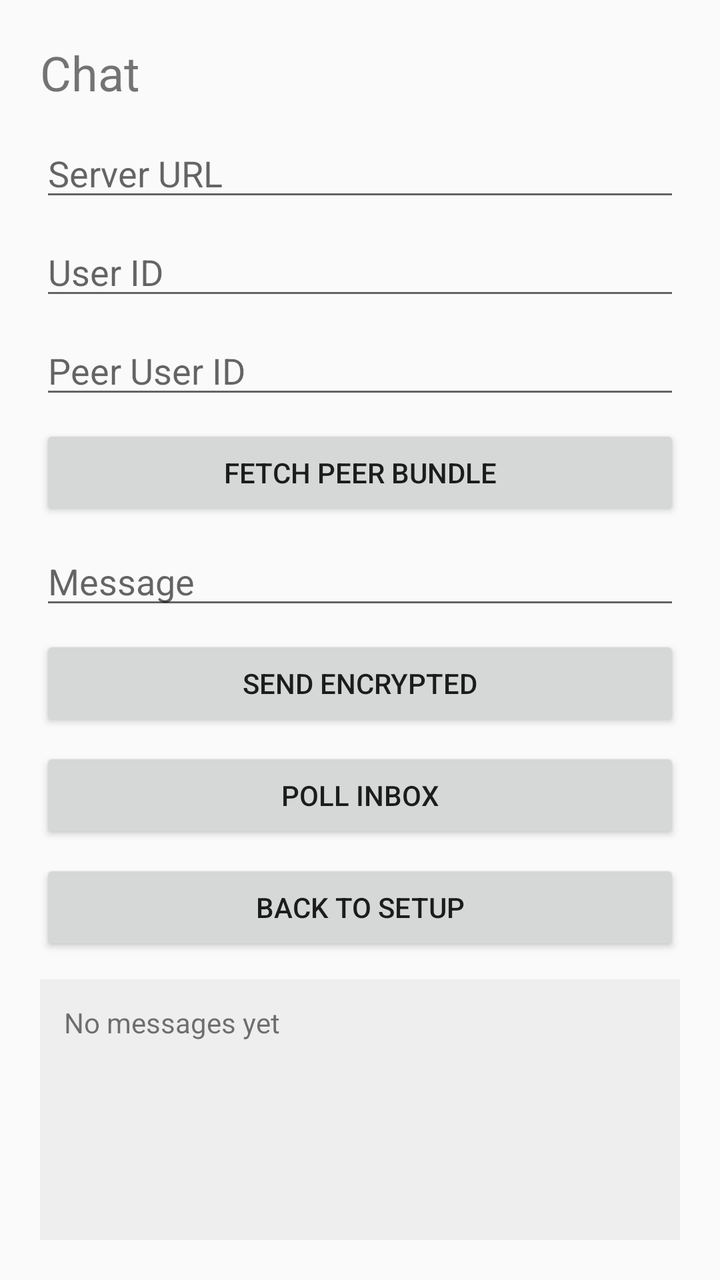
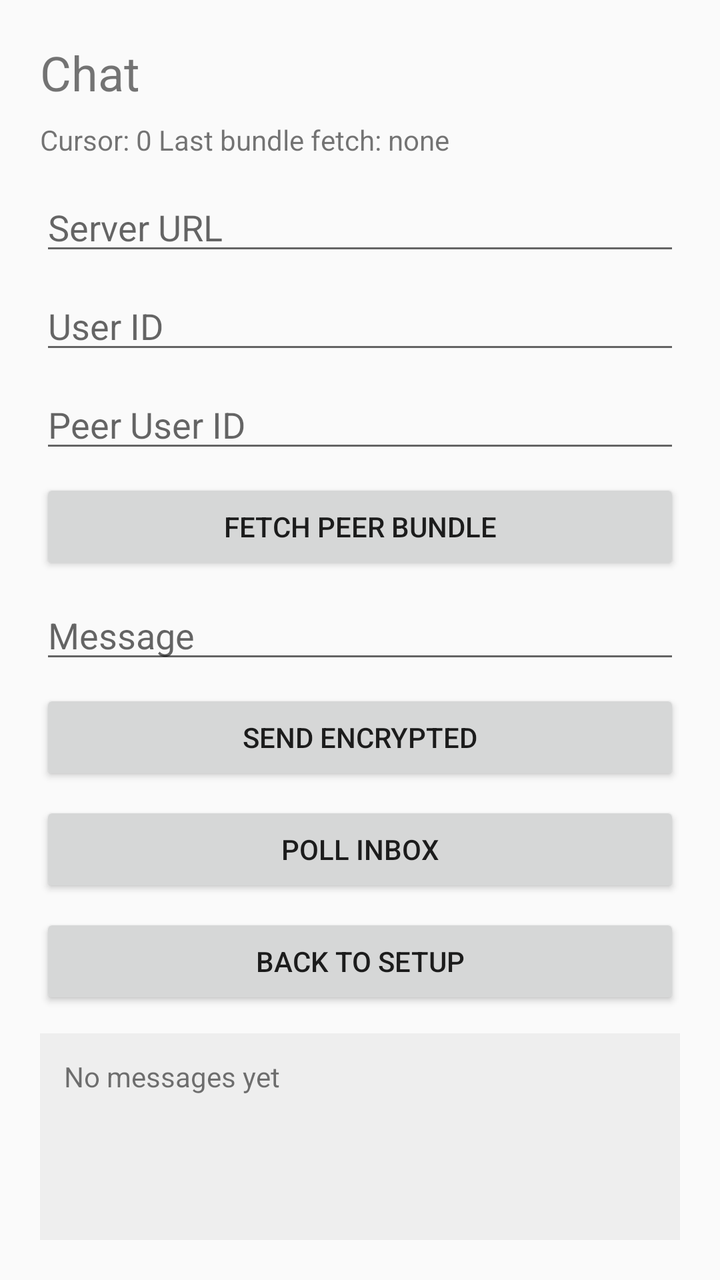

An Android layout rendered at two revisions. The XML below is the earlier revision; the diff shows what the commit changed to produce the second picture.
<!-- AndroidManifest.xml: application theme Theme.AppCompat.Light.NoActionBar -->
<!-- res/layout/activity_chat.xml -->
<?xml version="1.0" encoding="utf-8"?>
<LinearLayout xmlns:android="http://schemas.android.com/apk/res/android"
    android:layout_width="match_parent"
    android:layout_height="match_parent"
    android:orientation="vertical"
    android:padding="20dp">

    <TextView
        android:layout_width="wrap_content"
        android:layout_height="wrap_content"
        android:text="@string/chat_title"
        android:textSize="24sp" />

    <EditText
        android:id="@+id/editChatServer"
        android:layout_width="match_parent"
        android:layout_height="wrap_content"
        android:layout_marginTop="12dp"
        android:hint="@string/hint_server"
        android:inputType="textUri" />

    <EditText
        android:id="@+id/editChatUser"
        android:layout_width="match_parent"
        android:layout_height="wrap_content"
        android:layout_marginTop="8dp"
        android:hint="@string/hint_user"
        android:inputType="text" />

    <EditText
        android:id="@+id/editChatPeer"
        android:layout_width="match_parent"
        android:layout_height="wrap_content"
        android:layout_marginTop="8dp"
        android:hint="@string/hint_peer"
        android:inputType="text" />

    <Button
        android:id="@+id/buttonFetchBundle"
        android:layout_width="match_parent"
        android:layout_height="wrap_content"
        android:layout_marginTop="8dp"
        android:text="@string/button_fetch_bundle" />

    <EditText
        android:id="@+id/editMessage"
        android:layout_width="match_parent"
        android:layout_height="wrap_content"
        android:layout_marginTop="8dp"
        android:hint="@string/hint_message"
        android:inputType="textMultiLine" />

    <Button
        android:id="@+id/buttonSend"
        android:layout_width="match_parent"
        android:layout_height="wrap_content"
        android:layout_marginTop="8dp"
        android:text="@string/button_send" />

    <Button
        android:id="@+id/buttonPoll"
        android:layout_width="match_parent"
        android:layout_height="wrap_content"
        android:layout_marginTop="8dp"
        android:text="@string/button_poll" />

    <Button
        android:id="@+id/buttonBackSetup"
        android:layout_width="match_parent"
        android:layout_height="wrap_content"
        android:layout_marginTop="8dp"
        android:text="@string/button_back_setup" />

    <TextView
        android:id="@+id/textChatLog"
        android:layout_width="match_parent"
        android:layout_height="0dp"
        android:layout_marginTop="12dp"
        android:layout_weight="1"
        android:background="#EEE"
        android:padding="12dp"
        android:text="@string/chat_log_empty"
        android:textIsSelectable="true" />
</LinearLayout>
<!-- resources referenced by this layout -->
<resources>
  <string name="button_back_setup">Back To Setup</string>
  <string name="button_fetch_bundle">Fetch Peer Bundle</string>
  <string name="button_poll">Poll Inbox</string>
  <string name="button_send">Send Encrypted</string>
  <string name="chat_log_empty">No messages yet</string>
  <string name="chat_title">Chat</string>
  <string name="hint_message">Message</string>
  <string name="hint_peer">Peer User ID</string>
  <string name="hint_server">Server URL</string>
  <string name="hint_user">User ID</string>
</resources>

<!-- the commit's change to res/layout/activity_chat.xml (unified diff, before → after) -->
@@ -10,6 +10,13 @@
         android:layout_height="wrap_content"
         android:text="@string/chat_title"
         android:textSize="24sp" />
+
+    <TextView
+        android:id="@+id/textChatMeta"
+        android:layout_width="match_parent"
+        android:layout_height="wrap_content"
+        android:layout_marginTop="8dp"
+        android:text="@string/chat_meta_default" />
 
     <EditText
         android:id="@+id/editChatServer"
@@ -72,6 +79,32 @@
         android:text="@string/button_back_setup" />
 
     <TextView
+        android:id="@+id/textErrorSummaryChat"
+        android:layout_width="match_parent"
+        android:layout_height="wrap_content"
+        android:layout_marginTop="8dp"
+        android:textColor="#B00020"
+        android:visibility="gone" />
+
+    <Button
+        android:id="@+id/buttonToggleErrorDetailsChat"
+        android:layout_width="match_parent"
+        android:layout_height="wrap_content"
+        android:layout_marginTop="4dp"
+        android:text="@string/button_show_error_details"
+        android:visibility="gone" />
+
+    <TextView
+        android:id="@+id/textErrorDetailsChat"
+        android:layout_width="match_parent"
+        android:layout_height="wrap_content"
+        android:layout_marginTop="4dp"
+        android:background="#F1F1F1"
+        android:padding="8dp"
+        android:textIsSelectable="true"
+        android:visibility="gone" />
+
+    <TextView
         android:id="@+id/textChatLog"
         android:layout_width="match_parent"
         android:layout_height="0dp"
<!-- resource entries referenced after the edit -->
@@ -4,7 +4,10 @@
   <string name="button_fetch_bundle">Fetch Peer Bundle</string>
   <string name="button_poll">Poll Inbox</string>
   <string name="button_send">Send Encrypted</string>
+  <string name="button_show_error_details">Show technical details</string>
   <string name="chat_log_empty">No messages yet</string>
+  <string name="chat_meta_default">Cursor: 0
+  Last bundle fetch: none</string>
   <string name="chat_title">Chat</string>
   <string name="hint_message">Message</string>
   <string name="hint_peer">Peer User ID</string>
